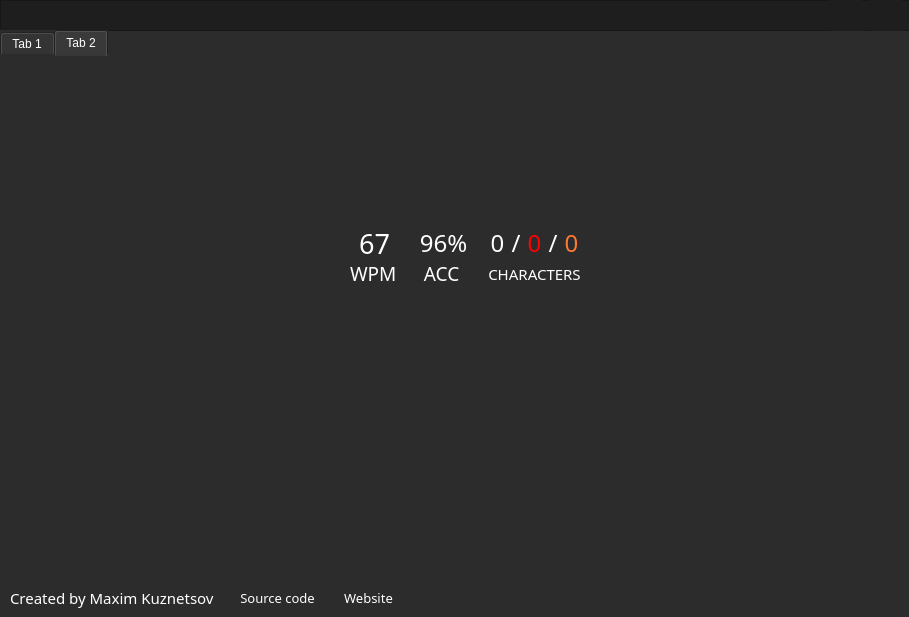
Above: mainwindow.ui from kuzia99/SpeedTypingMaster before the change. Below: the same form after it.
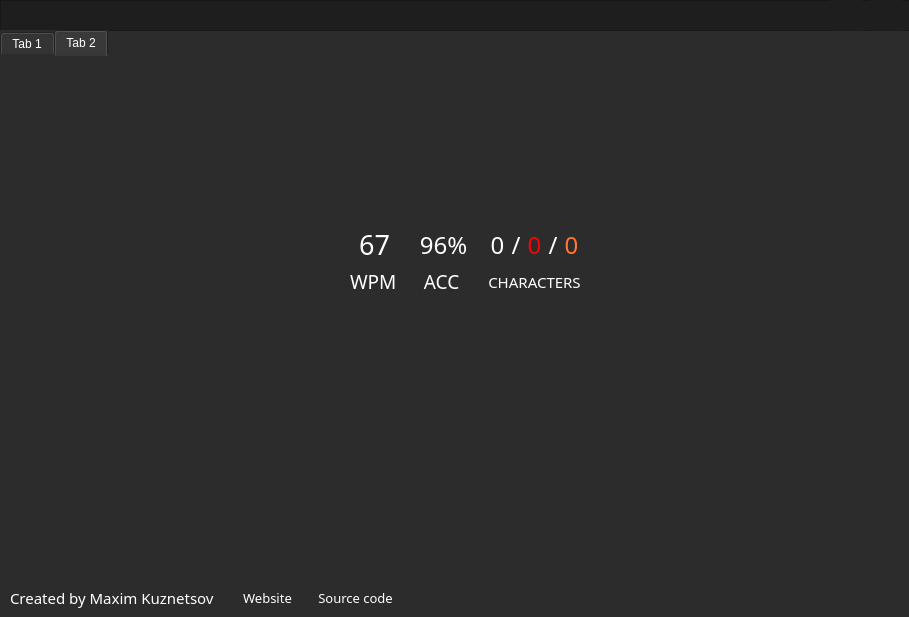
That is the form after the change. Icons and pictures are not drawn. Custom widgets are drawn as their Qt base class.

What changed in the file:
```diff
--- a/mainwindow.ui
+++ b/mainwindow.ui
@@ -74,6 +74,74 @@
        </property>
       </widget>
      </item>
+     <item>
+      <layout class="QHBoxLayout" name="horizontalLayout_2">
+       <property name="spacing">
+        <number>2</number>
+       </property>
+       <item>
+        <widget class="QLabel" name="label_5">
+         <property name="sizePolicy">
+          <sizepolicy hsizetype="Maximum" vsizetype="Maximum">
+           <horstretch>0</horstretch>
+           <verstretch>0</verstretch>
+          </sizepolicy>
+         </property>
+         <property name="maximumSize">
+          <size>
+           <width>21</width>
+           <height>21</height>
+          </size>
+         </property>
+         <property name="font">
+          <font>
+           <family>Kanit</family>
+          </font>
+         </property>
+         <property name="text">
+          <string/>
+         </property>
+         <property name="pixmap">
+          <pixmap resource="res.qrc">:/new/image/img/web.png</pixmap>
+         </property>
+         <property name="scaledContents">
+          <bool>true</bool>
+         </property>
+        </widget>
+       </item>
+       <item>
+        <widget class="QPushButton" name="pushButtonWebsite">
+         <property name="enabled">
+          <bool>true</bool>
+         </property>
+         <property name="sizePolicy">
+          <sizepolicy hsizetype="Maximum" vsizetype="Minimum">
+           <horstretch>0</horstretch>
+           <verstretch>0</verstretch>
+          </sizepolicy>
+         </property>
+         <property name="font">
+          <font>
+           <family>Kanit</family>
+           <pointsize>10</pointsize>
+          </font>
+         </property>
+         <property name="focusPolicy">
+          <enum>Qt::NoFocus</enum>
+         </property>
+         <property name="styleSheet">
+          <string notr="true">background-color: rgb(44, 44, 44);
+gridline-color: rgb(44, 44, 44);
+border-color: rgb(44, 44, 44);
+border: none;</string>
+         </property>
+         <property name="text">
+          <string>Website</string>
+         </property>
+        </widget>
+       </item>
+      </layout>
+     </item>
      <item>
       <layout class="QHBoxLayout" name="horizontalLayout">
        <property name="spacing">
@@ -149,74 +217,6 @@
        </property>
       </layout>
      </item>
-     <item>
-      <layout class="QHBoxLayout" name="horizontalLayout_2">
-       <property name="spacing">
-        <number>2</number>
-       </property>
-       <item>
-        <widget class="QLabel" name="label_5">
-         <property name="sizePolicy">
-          <sizepolicy hsizetype="Maximum" vsizetype="Maximum">
-           <horstretch>0</horstretch>
-           <verstretch>0</verstretch>
-          </sizepolicy>
-         </property>
-         <property name="maximumSize">
-          <size>
-           <width>21</width>
-           <height>21</height>
-          </size>
-         </property>
-         <property name="font">
-          <font>
-           <family>Kanit</family>
-          </font>
-         </property>
-         <property name="text">
-          <string/>
-         </property>
-         <property name="pixmap">
-          <pixmap resource="res.qrc">:/new/image/img/web.png</pixmap>
-         </property>
-         <property name="scaledContents">
-          <bool>true</bool>
-         </property>
-        </widget>
-       </item>
-       <item>
-        <widget class="QPushButton" name="pushButtonWebsite">
-         <property name="enabled">
-          <bool>true</bool>
-         </property>
-         <property name="sizePolicy">
-          <sizepolicy hsizetype="Maximum" vsizetype="Minimum">
-           <horstretch>0</horstretch>
-           <verstretch>0</verstretch>
-          </sizepolicy>
-         </property>
-         <property name="font">
-          <font>
-           <family>Kanit</family>
-           <pointsize>10</pointsize>
-          </font>
-         </property>
-         <property name="focusPolicy">
-          <enum>Qt::NoFocus</enum>
-         </property>
-         <property name="styleSheet">
-          <string notr="true">background-color: rgb(44, 44, 44);
-gridline-color: rgb(44, 44, 44);
-border-color: rgb(44, 44, 44);
-border: none;</string>
-         </property>
-         <property name="text">
-          <string>Website</string>
-         </property>
-        </widget>
-       </item>
-      </layout>
-     </item>
     </layout>
    </widget>
    <widget class="QFrame" name="TopPanel">
@@ -1238,7 +1238,7 @@
         <x>350</x>
         <y>170</y>
         <width>231</width>
-        <height>61</height>
+        <height>74</height>
        </rect>
       </property>
       <layout class="QHBoxLayout" name="horizontalLayout_6">
```
